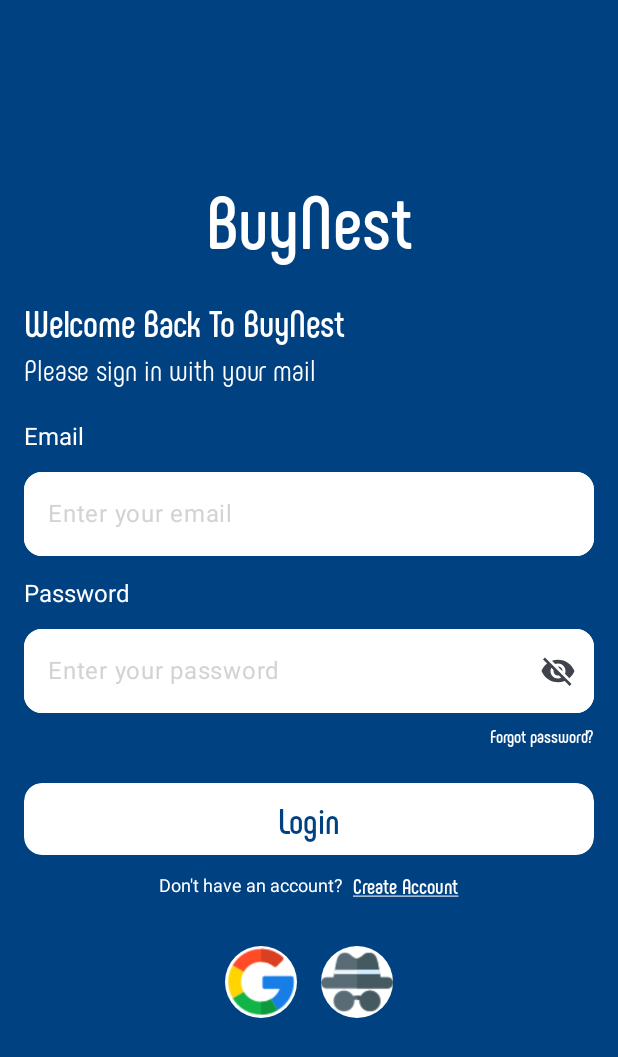
After one commit to habibaelhadi/BuyNest, an Android app built with Jetpack Compose: the composable LoginScreen shown on its own in the app's theme, on a phone screen of 412 x 824 dp. The commit adds this screen. Shown: the top 1057 px of the screen. Run offline under Robolectric (Android 15) with nearby library versions, the phone set to English and light mode, and no system bars; libraries missing offline, so code that uses them is left out: np.com.susanthapa.

Commit message:
Feat: Create login screen and custom text field

```diff
--- a/app/build.gradle.kts
+++ b/app/build.gradle.kts
@@ -68,7 +68,7 @@
     implementation (libs.accompanist.pager)
     implementation (libs.accompanist.pager.indicators.v0340)
     //lottie
-    implementation ("com.airbnb.android:lottie-compose:6.1.0")
+    implementation (libs.lottie.compose)
     //NavigationBar
     implementation (libs.curved.bottom.navigation)
     //Serialization for NavArgs
@@ -80,4 +80,6 @@
     // Accompanist Pager
     implementation (libs.accompanist.pager)
     implementation (libs.accompanist.pager.indicators.v0340)
+    //compose
+    implementation(libs.androidx.material.icons.extended)
 }
--- a/app/src/main/java/com/example/buynest/MainActivity.kt
+++ b/app/src/main/java/com/example/buynest/MainActivity.kt
@@ -51,6 +51,7 @@
 import com.airbnb.lottie.compose.animateLottieCompositionAsState
 import com.airbnb.lottie.compose.rememberLottieComposition
 import com.example.buynest.ui.theme.white
+import com.example.buynest.views.authentication.login.LoginScreen
 import kotlinx.coroutines.delay
 
 class MainActivity : ComponentActivity() {
@@ -71,6 +72,7 @@
                     }
                 } else {
                     BuyNestStart()
+                    //LoginScreen()
                 }
             }
         }
--- /dev/null
+++ b/app/src/main/java/com/example/buynest/views/authentication/CustomTextField.kt
@@ -0,0 +1,60 @@
+package com.example.buynest.views.authentication
+
+import androidx.compose.foundation.background
+import androidx.compose.foundation.layout.fillMaxWidth
+import androidx.compose.foundation.shape.RoundedCornerShape
+import androidx.compose.material.icons.Icons
+import androidx.compose.material.icons.filled.Visibility
+import androidx.compose.material.icons.filled.VisibilityOff
+import androidx.compose.material3.ExperimentalMaterial3Api
+import androidx.compose.material3.Icon
+import androidx.compose.material3.IconButton
+import androidx.compose.material3.Text
+import androidx.compose.material3.TextField
+import androidx.compose.material3.TextFieldDefaults
+import androidx.compose.runtime.Composable
+import androidx.compose.ui.Modifier
+import androidx.compose.ui.graphics.Color
+import androidx.compose.ui.text.input.PasswordVisualTransformation
+import androidx.compose.ui.text.input.VisualTransformation
+import androidx.compose.ui.unit.dp
+import com.example.buynest.ui.theme.Gray
+import com.example.buynest.ui.theme.white
+
+@OptIn(ExperimentalMaterial3Api::class)
+@Composable
+fun CustomTextField(
+    value: String,
+    onValueChange: (String) -> Unit,
+    placeholder: String,
+    isPassword: Boolean = false,
+    isPasswordVisible: Boolean = false,
+    onVisibilityToggle: (() -> Unit)? = null
+) {
+    TextField(
+        value = value,
+        onValueChange = onValueChange,
+        placeholder = { Text(placeholder, color = Gray) },
+        singleLine = true,
+        visualTransformation = if (isPassword && !isPasswordVisible) PasswordVisualTransformation() else VisualTransformation.None,
+        trailingIcon = {
+            if (isPassword && onVisibilityToggle != null) {
+                val icon = if (isPasswordVisible) Icons.Filled.Visibility else Icons.Filled.VisibilityOff
+                IconButton(onClick = onVisibilityToggle) {
+                    Icon(imageVector = icon, contentDescription = null)
+                }
+            }
+        },
+        modifier = Modifier
+            .fillMaxWidth()
+            .background(white, shape = RoundedCornerShape(12.dp)),
+        shape = RoundedCornerShape(12.dp),
+        colors = TextFieldDefaults.textFieldColors(
+            containerColor = white,
+            focusedTextColor = Color.Black,
+            cursorColor = Color.Black,
+            focusedIndicatorColor = Color.Transparent,
+            unfocusedIndicatorColor = Color.Transparent
+        )
+    )
+}
--- /dev/null
+++ b/app/src/main/java/com/example/buynest/views/authentication/login/LoginScreen.kt
@@ -0,0 +1,236 @@
+package com.example.buynest.views.authentication.login
+
+import androidx.compose.foundation.background
+import androidx.compose.foundation.clickable
+import androidx.compose.foundation.focusable
+import androidx.compose.foundation.layout.Arrangement
+import androidx.compose.foundation.layout.Box
+import androidx.compose.foundation.layout.Column
+import androidx.compose.foundation.layout.Row
+import androidx.compose.foundation.layout.Spacer
+import androidx.compose.foundation.layout.fillMaxSize
+import androidx.compose.foundation.layout.fillMaxWidth
+import androidx.compose.foundation.layout.height
+import androidx.compose.foundation.layout.imePadding
+import androidx.compose.foundation.layout.padding
+import androidx.compose.foundation.layout.size
+import androidx.compose.foundation.layout.width
+import androidx.compose.foundation.rememberScrollState
+import androidx.compose.foundation.shape.CircleShape
+import androidx.compose.foundation.shape.RoundedCornerShape
+import androidx.compose.foundation.verticalScroll
+import androidx.compose.material.Icon
+import androidx.compose.material.IconButton
+import androidx.compose.material.Text
+import androidx.compose.material3.MaterialTheme
+import androidx.compose.material3.Button
+import androidx.compose.material3.ButtonDefaults
+import androidx.compose.runtime.Composable
+import androidx.compose.runtime.mutableStateOf
+import androidx.compose.runtime.remember
+import androidx.compose.ui.Alignment
+import androidx.compose.ui.Modifier
+import androidx.compose.ui.draw.clip
+import androidx.compose.ui.graphics.Color
+import androidx.compose.ui.res.painterResource
+import androidx.compose.ui.text.font.Font
+import androidx.compose.ui.text.font.FontFamily
+import androidx.compose.ui.text.style.TextDecoration
+import androidx.compose.ui.unit.dp
+import androidx.compose.ui.unit.sp
+import com.example.buynest.R
+import com.example.buynest.ui.theme.MainColor
+import com.example.buynest.ui.theme.white
+import com.example.buynest.views.authentication.CustomTextField
+
+@Composable
+fun LoginScreen() {
+    val username = remember { mutableStateOf("") }
+    val password = remember { mutableStateOf("") }
+    val passwordVisible = remember { mutableStateOf(false) }
+    val scrollState = rememberScrollState()
+
+    Box(
+        modifier = Modifier
+            .fillMaxSize()
+            .background(MainColor)
+            .imePadding()
+            .focusable()
+    ) {
+        Column(
+            modifier = Modifier
+                .verticalScroll(scrollState)
+                .fillMaxSize()
+                .padding(horizontal = 16.dp,vertical = 16.dp)
+                .padding(top = 100.dp),
+            horizontalAlignment = Alignment.Start
+        ) {
+
+            Box(
+                modifier = Modifier
+                    .fillMaxWidth(),
+                contentAlignment = Alignment.Center
+            ) {
+                Text(
+                    text = "BuyNest",
+                    style = MaterialTheme.typography.headlineMedium,
+                    fontFamily = FontFamily(Font(R.font.phenomena_bold)),
+                    fontSize = 50.sp,
+                    color = white
+                )
+            }
+
+            Spacer(modifier = Modifier.height(24.dp))
+
+            Text(
+                text = "Welcome Back To BuyNest",
+                color = white,
+                fontSize = 25.sp,
+                fontFamily = FontFamily(Font(R.font.phenomena_bold)),
+                modifier = Modifier.align(Alignment.Start)
+            )
+
+            Spacer(modifier = Modifier.height(4.dp))
+
+            Text(
+                text = "Please sign in with your mail",
+                color = white,
+                fontSize = 20.sp,
+                fontFamily = FontFamily(Font(R.font.phenomena_regular)),
+                modifier = Modifier.align(Alignment.Start)
+            )
+
+            Spacer(modifier = Modifier.height(24.dp))
+
+            Text(
+                text = "Email",
+                color = white,
+                fontSize = 16.sp,
+                modifier = Modifier.padding(bottom = 4.dp)
+            )
+
+            Spacer(modifier = Modifier.height(10.dp))
+
+            CustomTextField(
+                value = username.value,
+                onValueChange = { username.value = it },
+                placeholder = "Enter your email"
+            )
+
+            Spacer(modifier = Modifier.height(16.dp))
+
+            Text(
+                text = "Password",
+                color = white,
+                fontSize = 16.sp,
+                modifier = Modifier.padding(bottom = 4.dp)
+            )
+
+            Spacer(modifier = Modifier.height(10.dp))
+
+            CustomTextField(
+                value = password.value,
+                onValueChange = { password.value = it },
+                placeholder = "Enter your password",
+                isPassword = true,
+                isPasswordVisible = passwordVisible.value,
+                onVisibilityToggle = { passwordVisible.value = !passwordVisible.value }
+            )
+
+            Spacer(modifier = Modifier.height(8.dp))
+
+            Text(
+                text = "Forgot password?",
+                modifier = Modifier
+                    .align(Alignment.End)
+                    .clickable {  },
+                color = white,
+                fontSize = 12.sp,
+                fontFamily = FontFamily(Font(R.font.phenomena_bold))
+            )
+
+            Spacer(modifier = Modifier.height(24.dp))
+
+            Button(
+                onClick = {  },
+                modifier = Modifier
+                    .fillMaxWidth()
+                    .height(48.dp)
+                    .clip(RoundedCornerShape(12.dp)),
+                colors = ButtonDefaults.buttonColors(
+                    containerColor = white
+                ),
+                shape = RoundedCornerShape(12.dp)
+            ) {
+                Text(
+                    text = "Login",
+                    color = MainColor,
+                    fontSize = 24.sp,
+                    fontFamily = FontFamily(Font(R.font.phenomena_bold)),
+                )
+            }
+
+            Spacer(modifier = Modifier.height(12.dp))
+
+            Row (modifier = Modifier.fillMaxWidth(),
+                verticalAlignment = Alignment.CenterVertically,
+                horizontalArrangement = Arrangement.Center
+            ) {
+                Text(
+                    text = "Don't have an account? ",
+                    color = white,
+                    fontSize = 12.sp
+                )
+                Spacer(modifier = Modifier.width(4.dp))
+                Text(
+                    text = "Create Account",
+                    modifier = Modifier.clickable {  },
+                    color = white,
+                    fontSize = 14.sp,
+                    fontFamily = FontFamily(Font(R.font.phenomena_bold)),
+                    textDecoration = TextDecoration.Underline
+
+                )
+            }
+
+            Spacer(modifier = Modifier.height(32.dp))
+
+            Box(
+                modifier = Modifier.fillMaxWidth(),
+                contentAlignment = Alignment.Center
+            ) {
+                Row {
+                    IconButton(
+                        onClick = {  },
+                        modifier = Modifier
+                            .size(48.dp)
+                            .clip(CircleShape)
+                            .background(white)
+                    ) {
+                        Icon(
+                            painter = painterResource(id = R.drawable.google),
+                            contentDescription = "Sign in with Google",
+                            tint = Color.Unspecified
+                        )
+                    }
+
+                    Spacer(modifier = Modifier.width(16.dp))
+
+                    IconButton(
+                        onClick = {  },
+                        modifier = Modifier
+                            .size(48.dp)
+                            .clip(CircleShape)
+                            .background(white)
+                    ) {
+                        Icon(
+                            painter = painterResource(id = R.drawable.guest),
+                            contentDescription = "Continue as Guest",
+                            tint = Color.Unspecified
+                        )
+                    }
+                }
+            }
+        }
+    }
+}
--- a/gradle/libs.versions.toml
+++ b/gradle/libs.versions.toml
@@ -13,6 +13,8 @@
 lifecycleRuntimeKtx = "2.9.1"
 activityCompose = "1.10.1"
 composeBom = "2024.04.01"
+lottieCompose = "6.1.0"
+materialIconsExtended = "1.6.0"
 navigationFragmentKtx = "2.9.0"
 
 [libraries]
@@ -20,6 +22,7 @@
 accompanist-pager-indicators = { module = "com.google.accompanist:accompanist-pager-indicators", version.ref = "accompanistPagerIndicators" }
 accompanist-pager-indicators-v0340 = { module = "com.google.accompanist:accompanist-pager-indicators", version.ref = "accompanistPagerIndicatorsVersion" }
 androidx-core-ktx = { group = "androidx.core", name = "core-ktx", version.ref = "coreKtx" }
+androidx-material-icons-extended = { module = "androidx.compose.material:material-icons-extended", version.ref = "materialIconsExtended" }
 androidx-navigation-compose = { module = "androidx.navigation:navigation-compose", version.ref = "navigationFragmentKtx" }
 androidx-navigation-fragment-ktx = { module = "androidx.navigation:navigation-fragment-ktx", version.ref = "navigationFragmentKtx" }
 androidx-navigation-ui-ktx = { module = "androidx.navigation:navigation-ui-ktx", version.ref = "navigationFragmentKtx" }
@@ -38,6 +41,7 @@
 androidx-ui-test-junit4 = { group = "androidx.compose.ui", name = "ui-test-junit4" }
 androidx-material3 = { group = "androidx.compose.material3", name = "material3" }
 kotlinx-serialization-json = { module = "org.jetbrains.kotlinx:kotlinx-serialization-json", version.ref = "kotlinxSerializationJson" }
+lottie-compose = { module = "com.airbnb.android:lottie-compose", version.ref = "lottieCompose" }
 
 [plugins]
 android-application = { id = "com.android.application", version.ref = "agp" }
```
Also changed, not shown: app/src/main/res/drawable/google.png (added), app/src/main/res/drawable/guest.png (added).
